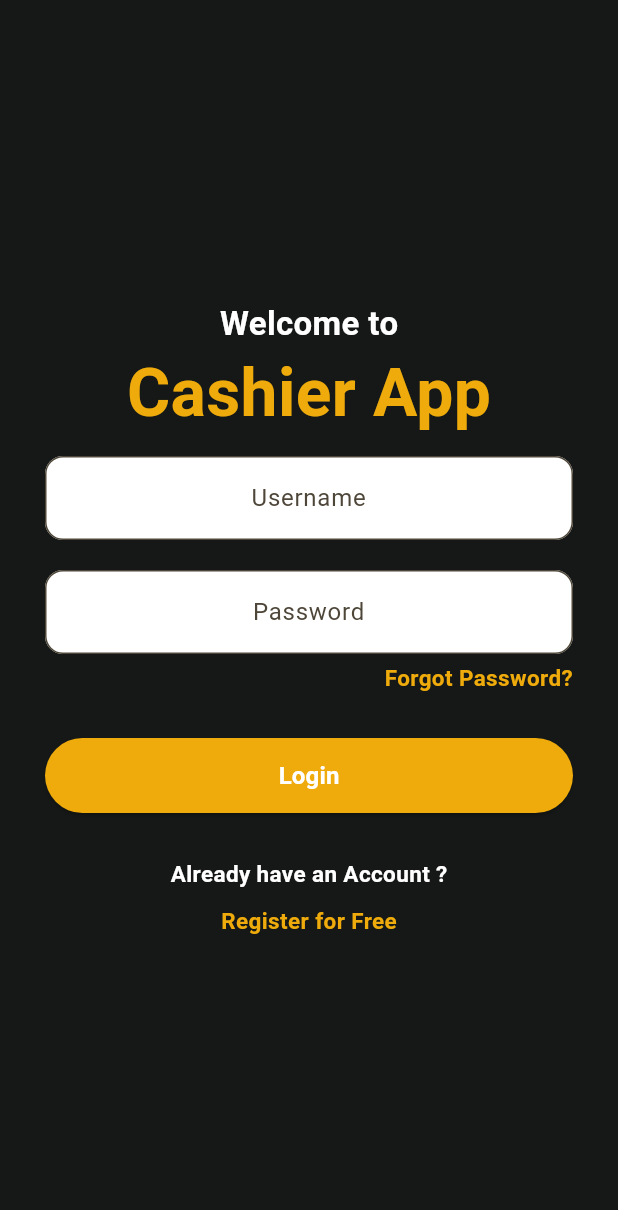
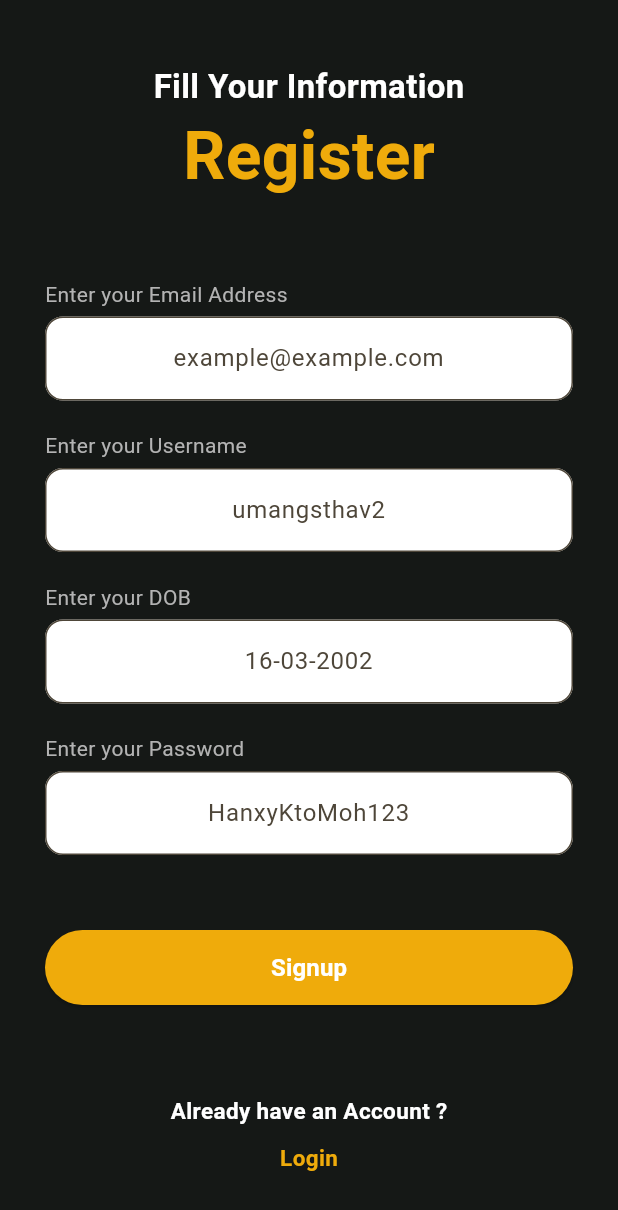
Before and after one commit to umangsthav2/cashier_app, a Flutter app: the screen it shows after launch, after a tap on "Register for Free", on a phone screen of 412 x 824 dp. Shown: the top 1210 px of the screen. Run offline on Flutter 3.47's test engine with Material 3 defaults, Android fonts, the phone set to English and light mode, and no system bars.

Commit message:
Developed register screen

```diff
--- a/source/cashier_app_source/lib/main.dart
+++ b/source/cashier_app_source/lib/main.dart
@@ -1,4 +1,5 @@
 import 'package:cashier_app_source/screens/forgot_password.dart';
+import 'package:cashier_app_source/screens/register.dart';
 import 'package:flutter/material.dart';
 
 import 'screens/welcome.dart';
--- a/source/cashier_app_source/lib/screens/forgot_password.dart
+++ b/source/cashier_app_source/lib/screens/forgot_password.dart
@@ -1,7 +1,7 @@
 import 'package:flutter/material.dart';
 import '../utils/colors.dart';
 
-class ForgotPassword extends StatelessWidget {
+class ForgotPasswordScreen extends StatelessWidget {
   @override
   Widget build(BuildContext bc) {
     return Scaffold(
--- /dev/null
+++ b/source/cashier_app_source/lib/screens/register.dart
@@ -0,0 +1,158 @@
+import 'package:cashier_app_source/screens/forgot_password.dart';
+import 'package:flutter/material.dart';
+import '../utils/colors.dart';
+
+class RegisterScreen extends StatelessWidget {
+  @override
+  Widget build(BuildContext bc) {
+    return Scaffold(
+      backgroundColor: Color(brandBlack),
+      body: SingleChildScrollView(
+        child: Container(
+          height: MediaQuery.of(bc).size.height,
+          child: Padding(
+            padding: EdgeInsets.all(30),
+            child: SizedBox(
+              width: double.infinity,
+              child: Column(
+                mainAxisAlignment: MainAxisAlignment.center,
+                crossAxisAlignment: CrossAxisAlignment.center,
+                children: [
+                  Text(
+                    "Fill Your Information",
+                    style: TextStyle(
+                      fontWeight: FontWeight.bold,
+                      fontSize: 22,
+                      color: Color(brandWhite),
+                    ),
+                  ),
+                  Padding(
+                    padding: const EdgeInsets.only(bottom:50),
+                    child: Text(
+                      "Register",
+                      style: TextStyle(
+                        fontWeight: FontWeight.bold,
+                        fontSize: 44,
+                        color: Color(primaryColor),
+                      ),
+                    ),
+                  ),
+                  Align(
+                    alignment: Alignment.centerLeft,
+                    child: Text("Enter your Email Address",style: TextStyle(color:Color(brandGrey),))),
+                  Padding(
+                    padding: const EdgeInsets.only(top: 05, bottom: 20),
+                    child: TextField(
+                      textAlign: TextAlign.center,
+                      decoration: InputDecoration(
+                        hintText: "example@example.com",
+                        filled: true,
+                        fillColor: Color(brandWhite),
+                        border: OutlineInputBorder(
+                          borderRadius: BorderRadius.circular(12),
+                        ),
+                      ),
+                    ),
+                  ),
+                  Align(
+                    alignment: Alignment.centerLeft,
+                    child: Text("Enter your Username",style: TextStyle(color:Color(brandGrey),))),
+                  Padding(
+                    padding: const EdgeInsets.only(top: 05, bottom: 20),
+                    child: TextField(
+                      textAlign: TextAlign.center,
+                      decoration: InputDecoration(
+                        hintText: "umangsthav2",
+                        filled: true,
+                        fillColor: Color(brandWhite),
+                        border: OutlineInputBorder(
+                          borderRadius: BorderRadius.circular(12),
+                        ),
+                      ),
+                    ),
+                  ),
+                  Align(
+                    alignment: Alignment.centerLeft,
+                    child: Text("Enter your DOB",style: TextStyle(color:Color(brandGrey),))),
+                  Padding(
+                    padding: const EdgeInsets.only(top: 05, bottom: 20),
+                    child: TextField(
+                      textAlign: TextAlign.center,
+                      decoration: InputDecoration(
+                        hintText: "16-03-2002",
+                        filled: true,
+                        fillColor: Color(brandWhite),
+                        border: OutlineInputBorder(
+                          borderRadius: BorderRadius.circular(12),
+                        ),
+                      ),
+                    ),
+                  ),
+                  Align(
+                    alignment: Alignment.centerLeft,
+                    child: Text("Enter your Password",style: TextStyle(color:Color(brandGrey),))),
+                  Padding(
+                    padding: const EdgeInsets.only(top: 05, bottom: 20),
+                    child: TextField(
+                      textAlign: TextAlign.center,
+                      decoration: InputDecoration(
+                        hintText: "HanxyKtoMoh123",
+                        filled: true,
+                        fillColor: Color(brandWhite),
+                        border: OutlineInputBorder(
+                          borderRadius: BorderRadius.circular(12),
+                        ),
+                      ),
+                    ),
+                  ),
+                  Padding(
+                    padding: const EdgeInsets.only(top:30),
+                    child: ElevatedButton(
+                      style: ElevatedButton.styleFrom(
+                        backgroundColor: Color(primaryColor),
+                        minimumSize: Size(double.infinity, 50),
+                      ),
+                      onPressed: () {},
+                      child: Text(
+                        "Signup",
+                        style: TextStyle(
+                          fontWeight: FontWeight.bold,
+                          fontSize: 16,
+                          color: Color(brandWhite),
+                        ),
+                      ),
+                    ),
+                  ),
+                  Padding(
+                    padding: const EdgeInsets.only(top: 60, bottom: 10),
+                    child: Text(
+                      "Already have an Account ?",
+                      style: TextStyle(
+                        fontWeight: FontWeight.bold,
+                        fontSize: 15,
+                        color: Color(brandWhite),
+                      ),
+                    ),
+                  ),
+                  InkWell(
+                    onTap: () {
+                      Navigator.pop(bc);
+                    },
+                    child: Text(
+                      "Login",
+                      style: TextStyle(
+                        fontWeight: FontWeight.bold,
+                        fontSize: 15,
+                        color: Color(primaryColor),
+                      ),
+                    ),
+                  ),
+                ],
+              ),
+            ),
+          ),
+        ),
+      ),
+    );
+  }
+}
--- a/source/cashier_app_source/lib/screens/welcome.dart
+++ b/source/cashier_app_source/lib/screens/welcome.dart
@@ -1,4 +1,5 @@
 import 'package:cashier_app_source/screens/forgot_password.dart';
+import 'package:cashier_app_source/screens/register.dart';
 import 'package:flutter/material.dart';
 import '../utils/colors.dart';
 
@@ -68,7 +69,7 @@ class WelcomeScreen extends StatelessWidget {
                       alignment: Alignment.centerRight,
                       child: InkWell(
                         onTap: () {
-                          Navigator.push(bc,MaterialPageRoute(builder:(context)=>ForgotPassword(),));
+                          Navigator.push(bc,MaterialPageRoute(builder:(context)=>ForgotPasswordScreen(),));
                         },
                         child: Text(
                           "Forgot Password?",
@@ -100,7 +101,7 @@ class WelcomeScreen extends StatelessWidget {
                   Padding(
                     padding: const EdgeInsets.only(top: 30, bottom: 10),
                     child: Text(
-                      "Already have an Account ?",
+                      "New to this App ?",
                       style: TextStyle(
                         fontWeight: FontWeight.bold,
                         fontSize: 15,
@@ -109,7 +110,9 @@ class WelcomeScreen extends StatelessWidget {
                     ),
                   ),
                   InkWell(
-                    onTap: () {},
+                    onTap: () {
+                      Navigator.push(bc,MaterialPageRoute(builder: (context)=>RegisterScreen()));
+                    },
                     child: Text(
                       "Register for Free",
                       style: TextStyle(
--- a/source/cashier_app_source/lib/utils/colors.dart
+++ b/source/cashier_app_source/lib/utils/colors.dart
@@ -2,3 +2,4 @@ final int primaryColor=0xFFEFAB0B;
 final int secondaryColor=0xFFEFAB0B;
 final int brandBlack=0xFF151816;
 final int brandWhite=0xFFFFFFFF;
+final int brandGrey=0xFFB3B3B3;
```
